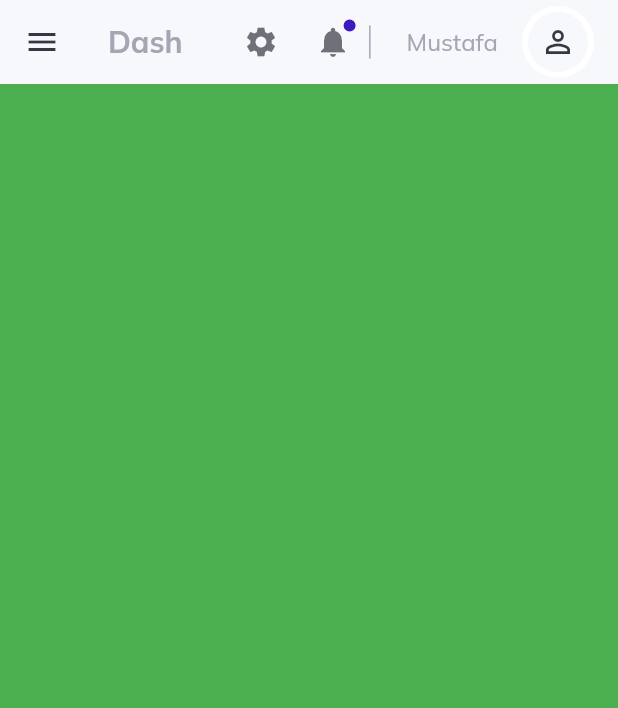
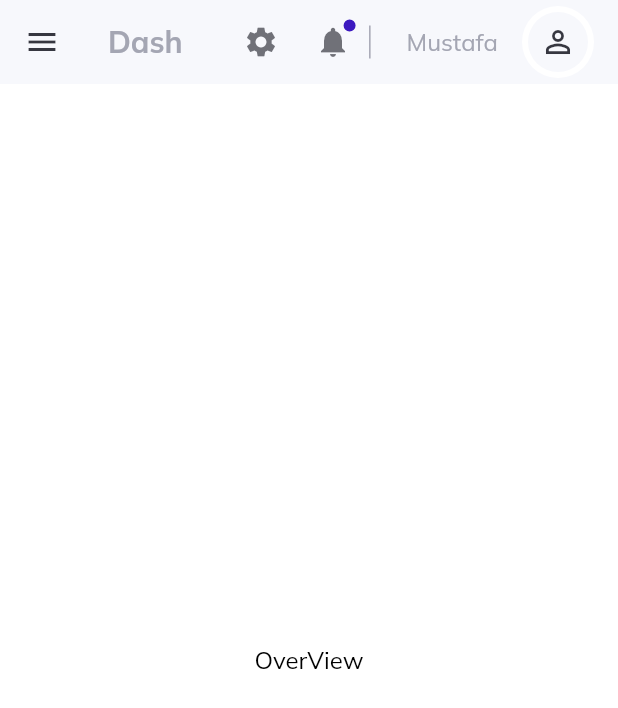
Before and after one commit to mustafasmnc/flutter_web_dashboard_template, a Flutter app: the screen it shows after launch, in the side drawer, after a tap on "Log Out", on a phone screen of 412 x 824 dp. Shown: the top 708 px of the screen. Run offline on Flutter 3.47's test engine with Material 2 defaults, Android fonts, the phone set to English and light mode, and no system bars; our stand-ins replace get, google_fonts; missing offline and left inert: dart:js.

```diff
--- a/lib/constants/controller.dart
+++ b/lib/constants/controller.dart
@@ -1,3 +1,5 @@
 import 'package:web_dashboard/controllers/menu_controller.dart';
+import 'package:web_dashboard/controllers/navigation_controllers.dart';
 
-MenuController menuController=MenuController.instance;
+MenuController menuController = MenuController.instance;
+NavigationController navigationController = NavigationController.instance;
--- /dev/null
+++ b/lib/controllers/navigation_controllers.dart
@@ -0,0 +1,13 @@
+import 'package:flutter/cupertino.dart';
+import 'package:get/get.dart';
+
+class NavigationController extends GetxController {
+  static NavigationController instance = Get.find();
+  final GlobalKey<NavigatorState> navigationKey = GlobalKey();
+
+  Future<dynamic> navigateTo(String routeName) {
+    return navigationKey.currentState!.pushNamed(routeName);
+  }
+
+  goBack() => navigationKey.currentState!.pop();
+}
--- /dev/null
+++ b/lib/helpers/local_navigator.dart
@@ -0,0 +1,10 @@
+import 'package:flutter/material.dart';
+import 'package:web_dashboard/constants/controller.dart';
+import 'package:web_dashboard/routing/router.dart';
+import 'package:web_dashboard/routing/routes.dart';
+
+Navigator localNavigator() => Navigator(
+      key: navigationController.navigationKey,
+      initialRoute: OverViewPageRoute,
+      onGenerateRoute: generateRoute,
+    );
--- a/lib/main.dart
+++ b/lib/main.dart
@@ -2,10 +2,12 @@ import 'package:flutter/material.dart';
 import 'package:get/get.dart';
 import 'package:google_fonts/google_fonts.dart';
 import 'package:web_dashboard/controllers/menu_controller.dart';
+import 'package:web_dashboard/controllers/navigation_controllers.dart';
 import 'package:web_dashboard/layout.dart';
 
 void main() {
   Get.put(MenuController());
+  Get.put(NavigationController());
   runApp(const MyApp());
 }
 
--- /dev/null
+++ b/lib/pages/overview/overview.dart
@@ -0,0 +1,13 @@
+import 'package:flutter/material.dart';
+import 'package:web_dashboard/widgets/custom_text.dart';
+
+class OverViewPage extends StatelessWidget {
+  @override
+  Widget build(BuildContext context) {
+    return Center(
+      child: CustomText(
+        text: "OverView",
+      ),
+    );
+  }
+}
--- /dev/null
+++ b/lib/routing/router.dart
@@ -0,0 +1,25 @@
+import 'dart:js';
+
+import 'package:flutter/cupertino.dart';
+import 'package:flutter/material.dart';
+import 'package:web_dashboard/pages/clients/clients.dart';
+import 'package:web_dashboard/pages/drivers/drivers.dart';
+import 'package:web_dashboard/pages/overview/overview.dart';
+import 'package:web_dashboard/routing/routes.dart';
+
+Route<dynamic> generateRoute(RouteSettings settings) {
+  switch (settings.name) {
+    case OverViewPageRoute:
+      return _pagePageRoute(OverViewPage());
+    case DriversPageRoute:
+      return _pagePageRoute(DriversPage());
+    case ClientsPageRoute:
+      return _pagePageRoute(ClientsPage());
+    default:
+      return _pagePageRoute(OverViewPage());
+  }
+}
+
+PageRoute _pagePageRoute(Widget child) {
+  return MaterialPageRoute(builder: (context) => child);
+}
--- a/lib/widgets/horizontal_menu_item.dart
+++ b/lib/widgets/horizontal_menu_item.dart
@@ -44,7 +44,7 @@ class HorizontalMenuItem extends StatelessWidget {
                 padding: EdgeInsets.all(16),
                 child: menuController.returnIconFor(itemName!),
               ),
-              if (!menuController.isActive(itemName!))
+              if (menuController.isActive(itemName!))
                 Flexible(
                   child: CustomText(
                     text: itemName!,
--- a/lib/widgets/side_menu.dart
+++ b/lib/widgets/side_menu.dart
@@ -56,10 +56,9 @@ class SideMenu extends StatelessWidget {
                         }
                         if (!menuController.isActive(itemName)) {
                           menuController.changeActiveItemTo(itemName);
-                          if (ResponsiveWidget.isSmallScreen(context)) {
+                          if (ResponsiveWidget.isSmallScreen(context))
                             Get.back();
-                            //TODO: go to the item name route
-                          }
+                          navigationController.navigateTo(itemName);
                         }
                       },
                     ))
--- a/lib/widgets/small_screen.dart
+++ b/lib/widgets/small_screen.dart
@@ -1,13 +1,11 @@
 import 'package:flutter/material.dart';
+import 'package:web_dashboard/helpers/local_navigator.dart';
 
 class SmallScreen extends StatelessWidget {
   const SmallScreen({Key? key}) : super(key: key);
 
   @override
   Widget build(BuildContext context) {
-    return Container(
-      constraints: BoxConstraints.expand(),
-      color: Colors.green,
-    );
+    return localNavigator();
   }
 }
--- a/lib/widgets/vertical_menu_item.dart
+++ b/lib/widgets/vertical_menu_item.dart
@@ -45,7 +45,7 @@ class VerticalMenuItem extends StatelessWidget {
                       padding: EdgeInsets.all(16),
                       child: menuController.returnIconFor(itemName!),
                     ),
-                    if (!menuController.isActive(itemName!))
+                    if (menuController.isActive(itemName!))
                       Flexible(
                         child: CustomText(
                           text: itemName!,
```
Also changed, not shown: lib/pages/authentication/authentication.dart (added, +13 -0 lines), lib/pages/clients/clients.dart (added, +13 -0 lines), lib/pages/drivers/drivers.dart (added, +13 -0 lines), lib/widgets/large_screen.dart (+4 -4 lines).
